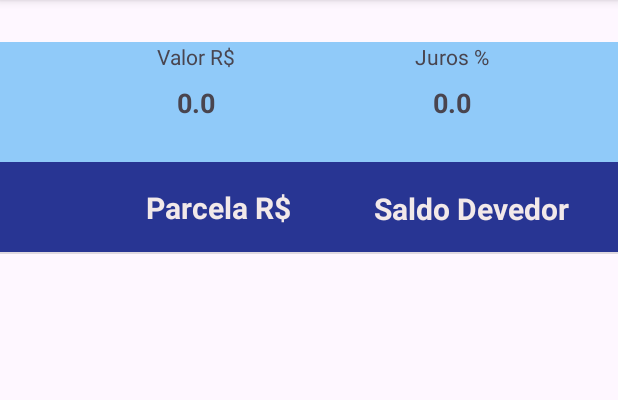
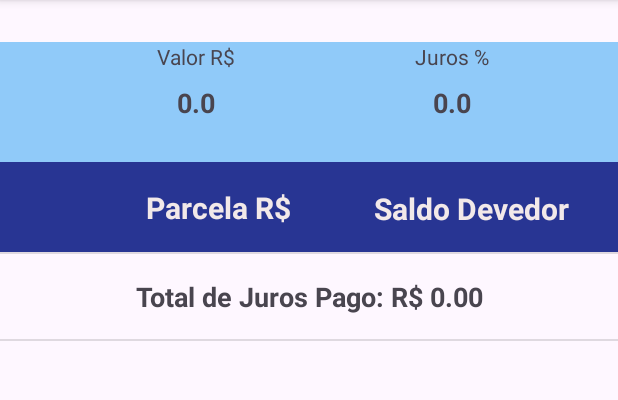
Before and after one commit to IsabellyMV2004/TrabalhoFC4, an Android app: the PlanilhaActivity screen opened directly, with no data from a screen before it, on a phone screen of 412 x 824 dp, the part 96-496 px from its top. Run offline under Robolectric (Android 15) with nearby library versions, the phone set to English and light mode, and no system bars.

Commit message:
tentando fazer o rodapé, não sei se vai funcionar

```diff
--- a/app/src/main/java/com/example/simuladorfin/PlanilhaActivity.java
+++ b/app/src/main/java/com/example/simuladorfin/PlanilhaActivity.java
@@ -93,7 +93,7 @@ public class PlanilhaActivity extends AppCompatActivity {
         return super.onOptionsItemSelected(item);
     }
 
-    private void gerarPlanilhaPrice() {
+    /*private void gerarPlanilhaPrice() {
         List<Parcela> parcelaList=new ArrayList<>();
         double jurosParcela, saldoDevedor=valor;
         for(int i=1; i<=prazo; i++){
@@ -105,5 +105,32 @@ public class PlanilhaActivity extends AppCompatActivity {
         ParcelaAdapter parcelaAdapter=new ParcelaAdapter(this,
                 R.layout.item_layout, parcelaList);
         listView.setAdapter(parcelaAdapter);
+    }*/
+
+    private void gerarPlanilhaPrice() {
+        List<Parcela> parcelaList = new ArrayList<>();
+        double jurosParcela, saldoDevedor = valor;
+        double totalJuros = 0;
+
+        for (int i = 1; i <= prazo; i++) {
+            jurosParcela = saldoDevedor * juros / 100;
+            saldoDevedor -= parcela - jurosParcela;
+            totalJuros += jurosParcela; // acumula os juros
+            Parcela p = new Parcela(i, parcela, jurosParcela, parcela - jurosParcela, saldoDevedor);
+            parcelaList.add(p);
+        }
+
+        ParcelaAdapter parcelaAdapter = new ParcelaAdapter(this,
+                R.layout.item_layout, parcelaList);
+        listView.setAdapter(parcelaAdapter);
+
+        // Inflar e adicionar footer (apenas 1 vez)
+        View footer = getLayoutInflater().inflate(R.layout.rodape_layout, listView, false);
+        TextView tvTotalJuros = footer.findViewById(R.id.tvTotalJuros);
+        tvTotalJuros.setText("Total de Juros Pago: R$ " + String.format("%.2f", totalJuros));
+        if (listView.getFooterViewsCount() == 0) { // evita duplicar
+            listView.addFooterView(footer);
+        }
     }
+
 }
--- /dev/null
+++ b/app/src/main/res/layout/rodape_layout.xml
@@ -0,0 +1,10 @@
+<?xml version="1.0" encoding="utf-8"?>
+<TextView xmlns:android="http://schemas.android.com/apk/res/android"
+    android:id="@+id/tvTotalJuros"
+    android:layout_width="match_parent"
+    android:layout_height="wrap_content"
+    android:padding="16dp"
+    android:text="Total de Juros: R$ 0,00"
+    android:textSize="18sp"
+    android:textStyle="bold"
+    android:gravity="center"/>
```
